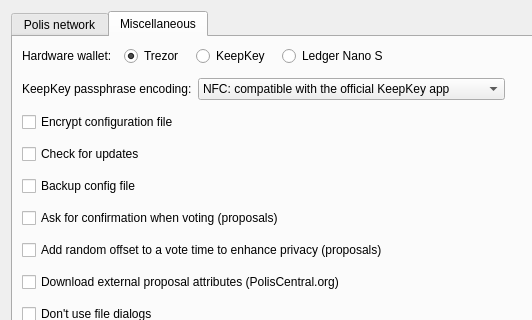
The window that src/ui/ui_config_dlg.ui (hlooman/polis-masternode-tool) describes before a commit, drawn with Qt 5; both pictures show x 0 to 532 and y 0 to 320 of the 667 by 440 pixel window.
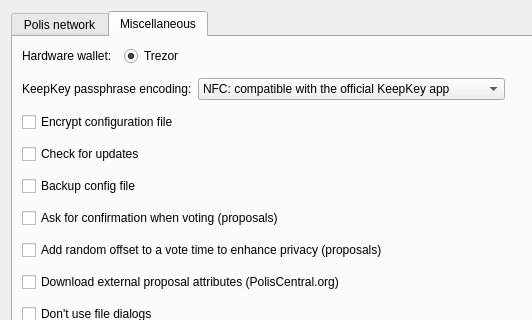
The same window after the commit. The open tabs and pages were chosen to show the change.

Commit message: Remove KeepKey and Ledger Nano from selectlist

The edit to the form file:
```diff
--- a/src/ui/ui_config_dlg.ui
+++ b/src/ui/ui_config_dlg.ui
@@ -356,32 +356,6 @@
            </property>
           </widget>
          </item>
-         <item>
-          <widget class="QRadioButton" name="chbHwKeepKey">
-           <property name="minimumSize">
-            <size>
-             <width>70</width>
-             <height>0</height>
-            </size>
-           </property>
-           <property name="maximumSize">
-            <size>
-             <width>16777215</width>
-             <height>16777215</height>
-            </size>
-           </property>
-           <property name="text">
-            <string>KeepKey</string>
-           </property>
-          </widget>
-         </item>
-         <item>
-          <widget class="QRadioButton" name="chbHwLedgerNanoS">
-           <property name="text">
-            <string>Ledger Nano S</string>
-           </property>
-          </widget>
-         </item>
          <item>
           <spacer name="horizontalSpacer_2">
            <property name="orientation">
```
